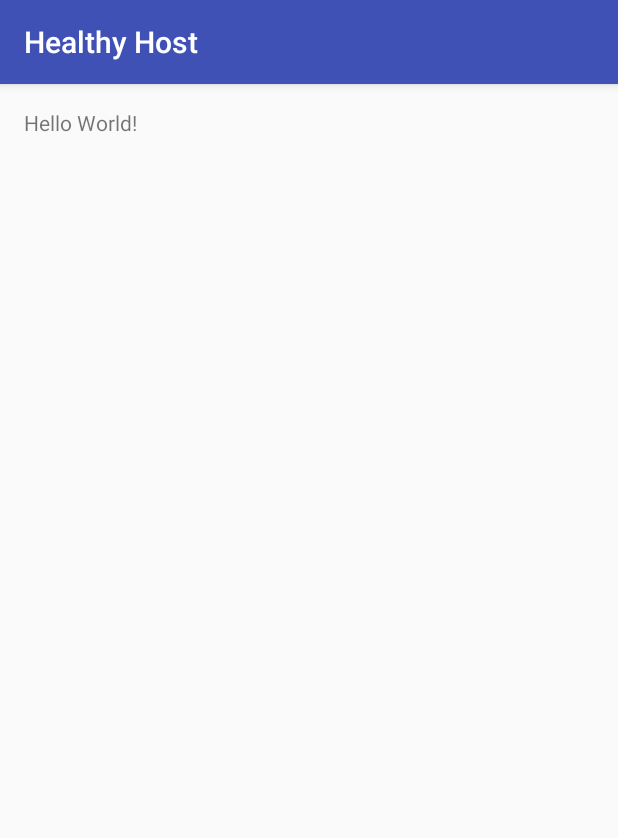
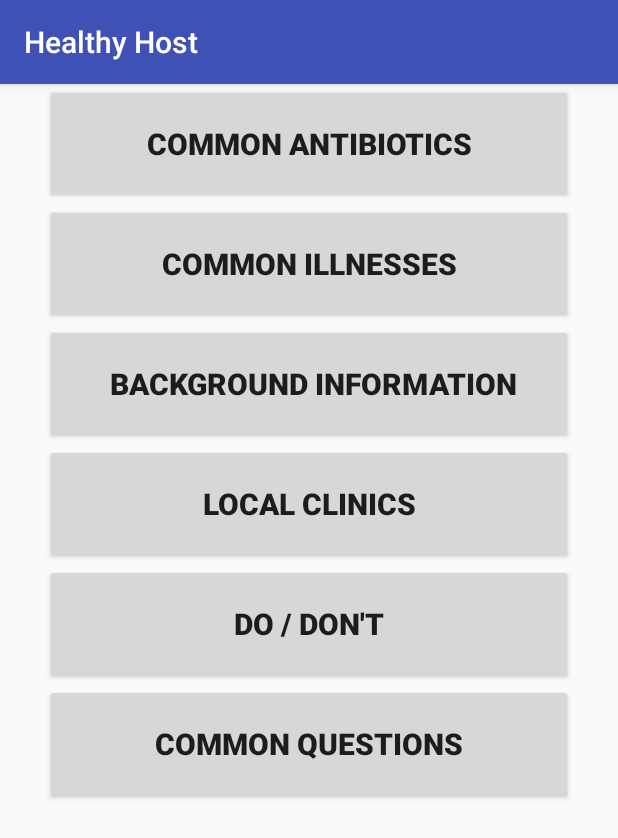
Before and after one commit to MikeNabil/HealthyHost, an Android app: the screen it shows after launch (MainActivity), on a phone screen of 412 x 824 dp. Shown: the top 838 px of the screen. Run offline under Robolectric (Android 15) with nearby library versions, the phone set to English and light mode, and no system bars.

Commit message:
catch up

```diff
--- a/app/src/main/java/healthyhouse/com/healthyhost/MainActivity.java
+++ b/app/src/main/java/healthyhouse/com/healthyhost/MainActivity.java
@@ -1,13 +1,83 @@
 package healthyhouse.com.healthyhost;
 
+import android.content.Intent;
+import android.location.Location;
+import android.os.Bundle;
 import android.support.v7.app.AppCompatActivity;
-import android.os.Bundle;
+import android.view.View;
+import android.widget.Button;
 
-public class MainActivity extends AppCompatActivity {
-
+public class MainActivity extends AppCompatActivity implements View.OnClickListener {
     @Override
     protected void onCreate(Bundle savedInstanceState) {
         super.onCreate(savedInstanceState);
         setContentView(R.layout.activity_main);
+
+        //set up the buttons and the functionality
+        Button button1 = (Button) findViewById(R.id.AntiBioInfoButton);
+        button1.setOnClickListener(this);
+
+        Button button2 = (Button) findViewById(R.id.IllnessesInfoButton);
+        button2.setOnClickListener(this);
+
+        Button button3 = (Button) findViewById(R.id.BackgroundInfoButton);
+        button3.setOnClickListener(this);
+
+        Button button4 =(Button) findViewById(R.id.LocationButton);
+        button4.setOnClickListener(this);
+
+        Button button5 =(Button) findViewById(R.id.DoAndDontButton);
+        button5.setOnClickListener(this);
+
+        Button button6 = (Button) findViewById(R.id.FAQ1);
+        button6.setOnClickListener(this);
+
+    }
+
+
+    public void onClick(View v){
+
+        switch(v.getId()){
+            case R.id.AntiBioInfoButton:
+                Intent AntiBio = new Intent(MainActivity.this, AntiBio.class);
+                startActivity(AntiBio);
+                break;
+        }
+
+        switch(v.getId()){
+            case R.id.IllnessesInfoButton:
+                Intent Illnesses = new Intent(MainActivity.this, Illnesses.class);
+                startActivity(Illnesses);
+                break;
+        }
+
+        switch(v.getId()){
+            case R.id.BackgroundInfoButton:
+                Intent BackgroundInfo = new Intent(MainActivity.this, BackgroundInfo.class);
+                startActivity(BackgroundInfo);
+                break;
+        }
+
+        switch(v.getId()){
+            case R.id.LocationButton:
+                Intent Location = new Intent(MainActivity.this, Location.class);
+                startActivity(Location);
+                break;
+        }
+
+        switch(v.getId()){
+            case R.id.DoAndDontButton:
+                Intent Do_Dont = new Intent(MainActivity.this, Do_Dont.class);
+                startActivity(Do_Dont);
+                break;
+        }
+
+        switch(v.getId()){
+            case R.id.FAQ1:
+                Intent FAQ = new Intent(MainActivity.this, FAQ.class);
+                startActivity(FAQ);
+                break;
+        }
+
     }
 }
--- a/app/src/main/res/layout/activity_main.xml
+++ b/app/src/main/res/layout/activity_main.xml
@@ -1,17 +1,78 @@
 <?xml version="1.0" encoding="utf-8"?>
-<RelativeLayout xmlns:android="http://schemas.android.com/apk/res/android"
-    xmlns:tools="http://schemas.android.com/tools"
-    android:id="@+id/activity_main"
-    android:layout_width="match_parent"
+<ScrollView xmlns:android="http://schemas.android.com/apk/res/android"
+    android:orientation="vertical" android:layout_width="match_parent"
     android:layout_height="match_parent"
-    android:paddingBottom="@dimen/activity_vertical_margin"
-    android:paddingLeft="@dimen/activity_horizontal_margin"
-    android:paddingRight="@dimen/activity_horizontal_margin"
-    android:paddingTop="@dimen/activity_vertical_margin"
-    tools:context="healthyhouse.com.healthyhost.MainActivity">
+    android:weightSum="1">
+    <TableLayout
+        android:layout_width="match_parent"
+        android:layout_height="match_parent"
+        android:stretchColumns="1">
 
-    <TextView
-        android:layout_width="wrap_content"
-        android:layout_height="wrap_content"
-        android:text="Hello World!" />
-</RelativeLayout>
+        <Button
+            android:layout_width="match_parent"
+            android:layout_height="80dp"
+            android:layout_weight="0.20"
+            android:id="@+id/AntiBioInfoButton"
+            android:text="Common Antibiotics"
+            android:textStyle="bold"
+            android:textSize="20sp"
+            android:layout_marginRight="30dp"
+            android:layout_marginLeft="30dp"/>
+
+        <Button
+            android:layout_width="match_parent"
+            android:layout_height="80dp"
+            android:layout_weight="0.20"
+            android:id="@+id/IllnessesInfoButton"
+            android:text="Common Illnesses"
+            android:textStyle="bold"
+            android:textSize="20sp"
+            android:layout_marginRight="30dp"
+            android:layout_marginLeft="30dp"/>
+
+        <Button
+            android:layout_width="match_parent"
+            android:layout_height="80dp"
+            android:layout_weight="0.20"
+            android:id="@+id/BackgroundInfoButton"
+            android:text=" Background Information"
+            android:textStyle="bold"
+            android:textSize="20sp"
+            android:layout_marginRight="30dp"
+            android:layout_marginLeft="30dp"/>
+
+        <Button
+            android:layout_width="match_parent"
+            android:layout_height="80dp"
+            android:layout_weight="0.20"
+            android:id="@+id/LocationButton"
+            android:text="Local Clinics"
+            android:textStyle="bold"
+            android:textSize="20sp"
+            android:layout_marginRight="30dp"
+            android:layout_marginLeft="30dp"/>
+
+        <Button
+            android:layout_width="match_parent"
+            android:layout_height="80dp"
+            android:layout_weight="0.20"
+            android:id="@+id/DoAndDontButton"
+            android:text="DO / Don't"
+            android:textStyle="bold"
+            android:textSize="20sp"
+            android:layout_marginRight="30dp"
+            android:layout_marginLeft="30dp"/>
+
+        <Button
+            android:layout_width="match_parent"
+            android:layout_height="80dp"
+            android:layout_weight="0.20"
+            android:id="@+id/FAQ1"
+            android:text="Common Questions"
+            android:textStyle="bold"
+            android:textSize="20sp"
+            android:layout_marginRight="30dp"
+            android:layout_marginLeft="30dp"/>
+
+    </TableLayout>
+</ScrollView>
```
Also changed, not shown: app/src/main/java/healthyhouse/com/healthyhost/AntiBio.java (added, +8 -0 lines), app/src/main/java/healthyhouse/com/healthyhost/BackgroundInfo.java (added, +8 -0 lines), app/src/main/java/healthyhouse/com/healthyhost/Do_Dont.java (added, +37 -0 lines), app/src/main/java/healthyhouse/com/healthyhost/Dont.java (added, +14 -0 lines), app/src/main/java/healthyhouse/com/healthyhost/Dos.java (added, +14 -0 lines), app/src/main/java/healthyhouse/com/healthyhost/FAQ.java (added, +8 -0 lines), app/src/main/java/healthyhouse/com/healthyhost/Illnesses.java (added, +8 -0 lines), app/src/main/java/healthyhouse/com/healthyhost/Location.java (added, +8 -0 lines), app/src/main/res/layout/activity_do.xml (added, +141 -0 lines), app/src/main/res/layout/activity_do_dont.xml (added, +37 -0 lines), app/src/main/res/layout/activity_dont.xml (added, +154 -0 lines).
